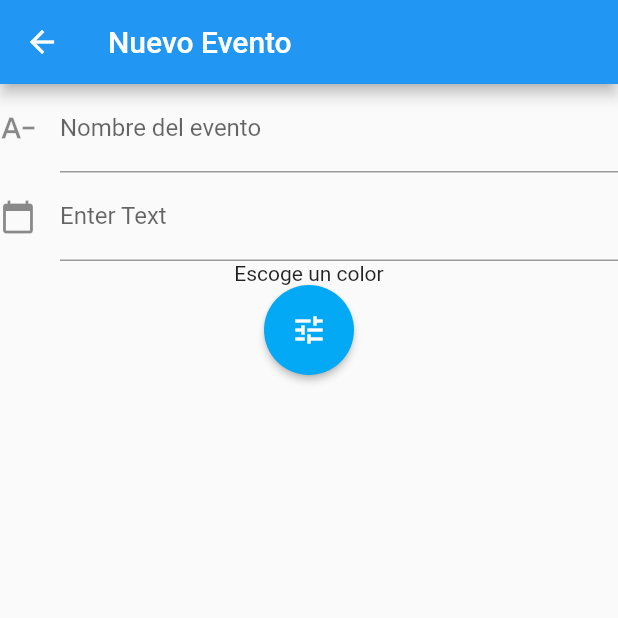
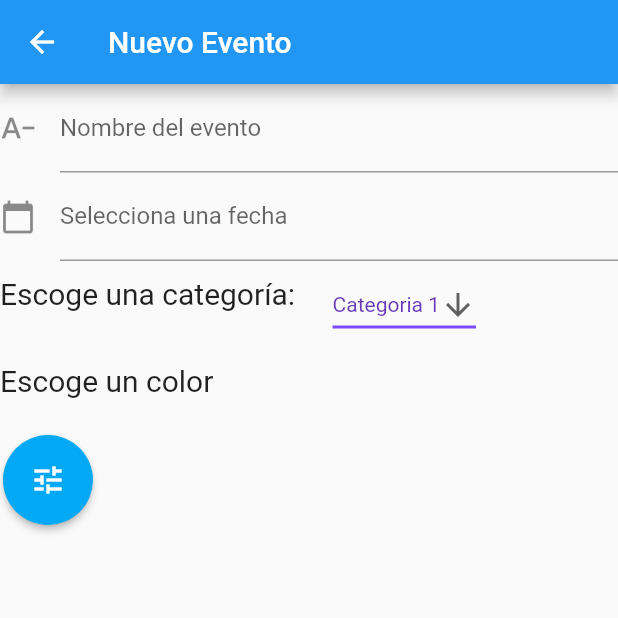
Before and after one commit to Alpha502/Desarrolla-T, a Flutter app: the NewPage screen opened by its route, on a phone screen of 412 x 824 dp, the top half of it. Run offline on Flutter 3.47's test engine with Material 2 defaults, Android fonts, the light colour scheme and no system bars; our stand-ins replace flutter_colorpicker, table_calendar; network calls fail.

Commit message:
Cambios menores

```diff
--- a/desarrolla_t/lib/editEvent_page.dart
+++ b/desarrolla_t/lib/editEvent_page.dart
@@ -1,3 +1,5 @@
+// ignore_for_file: file_names
+
 import 'package:flutter/material.dart';
 import 'package:desarrolla_t/widget_page.dart';
 
@@ -10,14 +12,32 @@ class NewPage extends StatelessWidget {
       appBar: AppBar(
         title: const Text('Nuevo Evento'),
       ),
-      body: SingleChildScrollView(
+      body: const SingleChildScrollView(
         child: Column(
-          mainAxisAlignment: MainAxisAlignment.center,
-          crossAxisAlignment: CrossAxisAlignment.center,
+          mainAxisAlignment: MainAxisAlignment.start,
+          crossAxisAlignment: CrossAxisAlignment.start,
           children: [
             NameInput(),
             DatePicker(),
-            const Text('Escoge un color'),
+            Row(
+              children: [
+                Padding(
+                  padding: EdgeInsetsDirectional.fromSTEB(0, 10, 20, 25),
+                  child: Text(
+                    'Escoge una categoría: ',
+                    style: TextStyle(fontSize: 20),
+                  ),
+                ),
+                CategoryInput(),
+              ],
+            ),
+            Padding(
+              padding: EdgeInsetsDirectional.fromSTEB(0, 10, 20, 25),
+              child: Text(
+                'Escoge un color',
+                style: TextStyle(fontSize: 20),
+              ),
+            ),
             BotonColor(),
           ],
         ),
--- a/desarrolla_t/lib/widget_page.dart
+++ b/desarrolla_t/lib/widget_page.dart
@@ -4,7 +4,6 @@ import 'package:flutter/material.dart';
 import 'package:desarrolla_t/cale_page.dart';
 import 'package:flutter_colorpicker/flutter_colorpicker.dart';
 import 'package:intl/intl.dart';
-import 'package:flutter/services.dart';
 
 //----- ---DISEÑO DE LAS TARJETAS DE INFORMACION----------------------------------------------------------------------------------------------------------------------------------------------
 class InfoTarjeta extends StatelessWidget {
@@ -450,18 +449,20 @@ class _BotonColorState extends State<BotonColor> {
               );
             });
       },
-      child: Icon(Icons.tune),
       style: ElevatedButton.styleFrom(
-        shape: CircleBorder(),
-        padding: EdgeInsets.all(18),
+        shape: const CircleBorder(),
+        padding: const EdgeInsets.all(18),
         backgroundColor: mycolor, // Background color
       ),
+      child: const Icon(Icons.tune),
     );
   }
 }
 
 //--------DATE PICKER-----------------------------------------------------------------------------------------------------------------------
 class DatePicker extends StatefulWidget {
+  const DatePicker({super.key});
+
   @override
   State<StatefulWidget> createState() {
     return _DatePicker();
@@ -481,9 +482,9 @@ class _DatePicker extends State<DatePicker> {
   Widget build(BuildContext context) {
     return TextField(
       controller: dateInput,
-      decoration: InputDecoration(
+      decoration: const InputDecoration(
         icon: Icon(Icons.calendar_today),
-        labelText: "Enter Text",
+        labelText: "Selecciona una fecha",
       ),
       onTap: () async {
         DateTime? pickedDate = await showDatePicker(
@@ -493,9 +494,9 @@ class _DatePicker extends State<DatePicker> {
             lastDate: DateTime(2100));
 
         if (pickedDate != null) {
-          print(pickedDate);
+          //print(pickedDate);
           String formattedDate = DateFormat('yyyy-MM-dd').format(pickedDate);
-          print(formattedDate);
+          //print(formattedDate);
 
           setState(() {
             dateInput.text = formattedDate;
@@ -518,7 +519,6 @@ class NameInput extends StatefulWidget {
 
 class MyCustomFormState extends State<NameInput> {
   final _formKey = GlobalKey<FormState>();
-
   @override
   Widget build(BuildContext context) {
     return Form(
@@ -544,3 +544,55 @@ class MyCustomFormState extends State<NameInput> {
     );
   }
 }
+
+//--------Category INPUT-----------------------------------------------------------------------------------------------------------------------
+
+const List<String> list = <String>[
+  'Categoria 1',
+  'Categoria 2',
+  'Categoria 3',
+  'Categoria 4'
+];
+
+class CategoryInput extends StatefulWidget {
+  const CategoryInput({super.key});
+
+  @override
+  State<CategoryInput> createState() => _CategoryInput();
+}
+
+class _CategoryInput extends State<CategoryInput> {
+  String dropdownValue = list.first;
+
+  @override
+  Widget build(BuildContext context) {
+    return Column(
+      crossAxisAlignment: CrossAxisAlignment.start,
+      children: [
+        DropdownButton<String>(
+          value: dropdownValue,
+          icon: const Icon(Icons.arrow_downward),
+          elevation: 16,
+          style: const TextStyle(color: Colors.deepPurple),
+          underline: Container(
+            width: double.infinity,
+            height: 2,
+            color: Colors.deepPurpleAccent,
+          ),
+          onChanged: (String? value) {
+            // This is called when the user selects an item.
+            setState(() {
+              dropdownValue = value!;
+            });
+          },
+          items: list.map<DropdownMenuItem<String>>((String value) {
+            return DropdownMenuItem<String>(
+              value: value,
+              child: Text(value),
+            );
+          }).toList(),
+        ),
+      ],
+    );
+  }
+}
```
